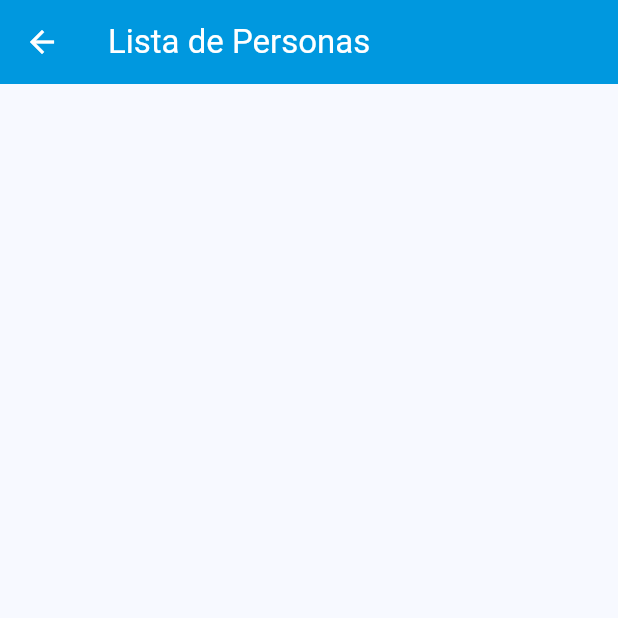
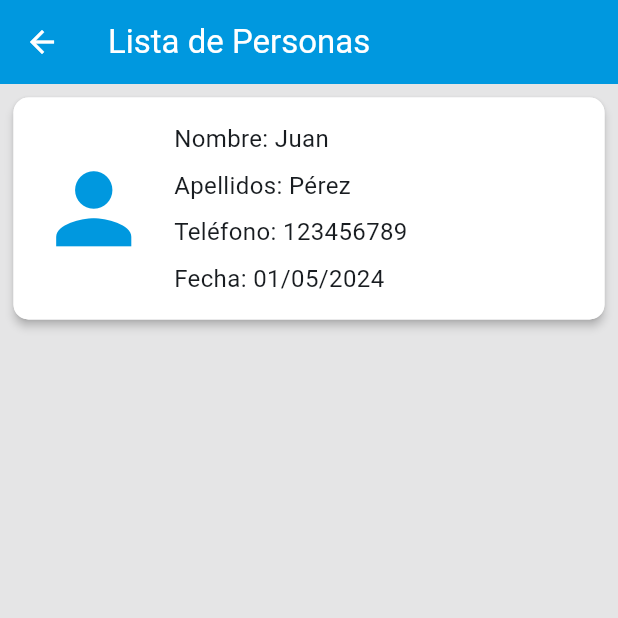
Before and after one commit to Raynor119/FlutterAPP, a Flutter app: the ListaPersonas screen opened directly, on a phone screen of 412 x 824 dp, the top half of it. Run offline on Flutter 3.47's test engine with Material 3 defaults, Android fonts, the phone set to English and light mode, and no system bars; our stand-ins replace adaptive_theme, sqflite; accounts and stored records are empty.

Commit message:
card de lista de personas

```diff
--- a/lib/main.dart
+++ b/lib/main.dart
@@ -44,7 +44,7 @@ class MyApp extends StatelessWidget {
         dark: ThemeData(
           useMaterial3: true,
           brightness: Brightness.dark,
-          scaffoldBackgroundColor: Color(0xFF000000),
+          scaffoldBackgroundColor: Colores.negrototal,
           colorSchemeSeed: Colores.blueThemeDark,
         ),
         initial: AdaptiveThemeMode.light,
--- a/lib/ui/Componentes/Colores.dart
+++ b/lib/ui/Componentes/Colores.dart
@@ -9,33 +9,39 @@ const int _bluePrimaryValue = 0xFF0098DF;
 const int _bluePrimaryValueDark = 0xFF0058A0;
 
 const Color negrototal = Color(0xFF000000);
+const Color fondomodoblanco = Color(0xE5E3E3E3);
+
+const Color colorcard_dark = Color(0xFF151515);
+const Color colorcard = Color(0xFFFFFFFF);
+
+
 const MaterialColor blueTheme = MaterialColor(
   _bluePrimaryValue,
   <int, Color>{
-    50: Color(0xFFE3F2FD),
-    100: coloarPrimario,
-    200: coloarPrimario,
-    300: coloarPrimario,
-    400: coloarPrimario,
-    500: coloarPrimario,
-    600: coloarPrimario,
-    700: coloarPrimario,
-    800: coloarPrimario,
-    900: coloarPrimario,
+    50: Color(0xFFFFFFFF),
+    100: Color(0xFF72C9F3),
+    200: Color(0xFF47BAF6),
+    300: Color(0xFF006493),
+    400: Color(0xFF006493),
+    500: Color(0xFF006493),
+    600: Color(0xFF006493),
+    700: Color(0xFF006A9A),
+    800: Color(0xFF007EB6),
+    900: Color(0xFF0098DF),
   },
 );
 const MaterialColor blueThemeDark = MaterialColor(
   _bluePrimaryValueDark,
   <int, Color>{
-    50: Color(0xFFE3F2FD),
-    100: coloarPrimarioDark,
-    200: coloarPrimarioDark,
-    300: coloarPrimarioDark,
-    400: coloarPrimarioDark,
-    500: coloarPrimarioDark,
-    600: coloarPrimarioDark,
-    700: coloarPrimarioDark,
-    800: coloarPrimarioDark,
-    900: coloarPrimarioDark,
+    50: Color(0xFF212121),
+    100:  Color(0xFF3EA7FF),
+    200:  Color(0xD5008DFF),
+    300:  Color(0xFF0080E8),
+    400:  Color(0xFF0058A0),
+    500:  Color(0xCA0073D0),
+    600:  Color(0xFF004E8A),
+    700:  Color(0xFF0078D7),
+    800:  Color(0xFF0470B7),
+    900:  Color(0xFF0058A0),
   },
 );
--- a/lib/ui/Pages/ListaPersonas.dart
+++ b/lib/ui/Pages/ListaPersonas.dart
@@ -32,14 +32,87 @@ class Page extends StatefulWidget {
 class _Page extends State<Page>{
   @override
   Widget build(BuildContext context) {
+    bool _darktheme = AdaptiveTheme.of(context).mode == AdaptiveThemeMode.dark;
     return Center(
-      child: Column(
-        mainAxisAlignment: MainAxisAlignment.center,
-        mainAxisSize: MainAxisSize.min,
-        children: <Widget>[
-
-        ],
+      child: Container(
+        color: _darktheme ? Colores.negrototal : Colores.fondomodoblanco,
+        child: Column(
+          mainAxisSize: MainAxisSize.max,
+          children: <Widget>[
+            MyCard(),
+          ],
+        ),
       ),
     );
   }
 }
+
+
+class MyCard extends StatelessWidget {
+  @override
+  Widget build(BuildContext context) {
+    bool _darktheme = AdaptiveTheme.of(context).mode == AdaptiveThemeMode.dark;
+    return Container(
+      width: double.infinity, // Ancho máximo
+      padding: EdgeInsets.symmetric(vertical: 5,horizontal: 5), // Márgenes a los lados
+      child: Material(
+        color: Colors.transparent,
+        child: InkWell(
+          child:  Card(
+            color: _darktheme ? Colores.colorcard_dark : Colores.colorcard, // Fondo blanco
+            shape: RoundedRectangleBorder(
+              borderRadius: BorderRadius.circular(10.0), // Bordes circulares
+            ),
+            elevation: 2.5, // Sombra
+            child: Material(
+              shape: RoundedRectangleBorder(
+                borderRadius: BorderRadius.circular(10.0), // Bordes circulares
+              ),
+              color: _darktheme ? Colores.colorcard_dark : Colores.colorcard,
+              child: InkWell(
+                onTap: () {
+                  print('Hola');
+                },
+                child: Padding(
+                  padding: EdgeInsets.all(16.0),
+                  child: Row(
+                    children: [
+                      Icon(Icons.person,
+                          color:  _darktheme ? Colores.coloarPrimarioDark : Colores.coloarPrimario,
+                          size: 75.0), // Icono de persona
+                      SizedBox(width: 16.0),
+                      Column(
+                        crossAxisAlignment: CrossAxisAlignment.start,
+                        children: [
+                          Text(
+                            'Nombre: Juan',
+                            style: TextStyle(fontSize: 16.0),
+                          ),
+                          SizedBox(height: 8.0),
+                          Text(
+                            'Apellidos: Pérez',
+                            style: TextStyle(fontSize: 16.0),
+                          ),
+                          SizedBox(height: 8.0),
+                          Text(
+                            'Teléfono: 123456789',
+                            style: TextStyle(fontSize: 16.0),
+                          ),
+                          SizedBox(height: 8.0),
+                          Text(
+                            'Fecha: 01/05/2024',
+                            style: TextStyle(fontSize: 16.0),
+                          ),
+                        ],
+                      ),
+                    ],
+                  ),
+                ),
+              ),
+            ),
+          ),
+        ),
+      ),
+    );
+  }
+}
--- a/lib/ui/Pages/Menu.dart
+++ b/lib/ui/Pages/Menu.dart
@@ -86,12 +86,15 @@ class _BL_Persona extends State<BL_Persona> {
     return ElevatedButton(
       onPressed: () async {
         // Llama al método fetchPersonas para obtener la lista de personas
+        /*
         await _personViewModel.getPersonas();
         // Imprime la lista de personas
         List<ListaDatos> person=_personViewModel.personas;
         for (var persona in person) {
           print('Nombre: ${persona.Nombre}, Apellido: ${persona.Apellido}');
         }
+         */
+        Navigator.push(context, MaterialPageRoute(builder: (context) => ListaPersonas()));
       },
       style: ElevatedButton.styleFrom(
         backgroundColor: _darktheme
```
